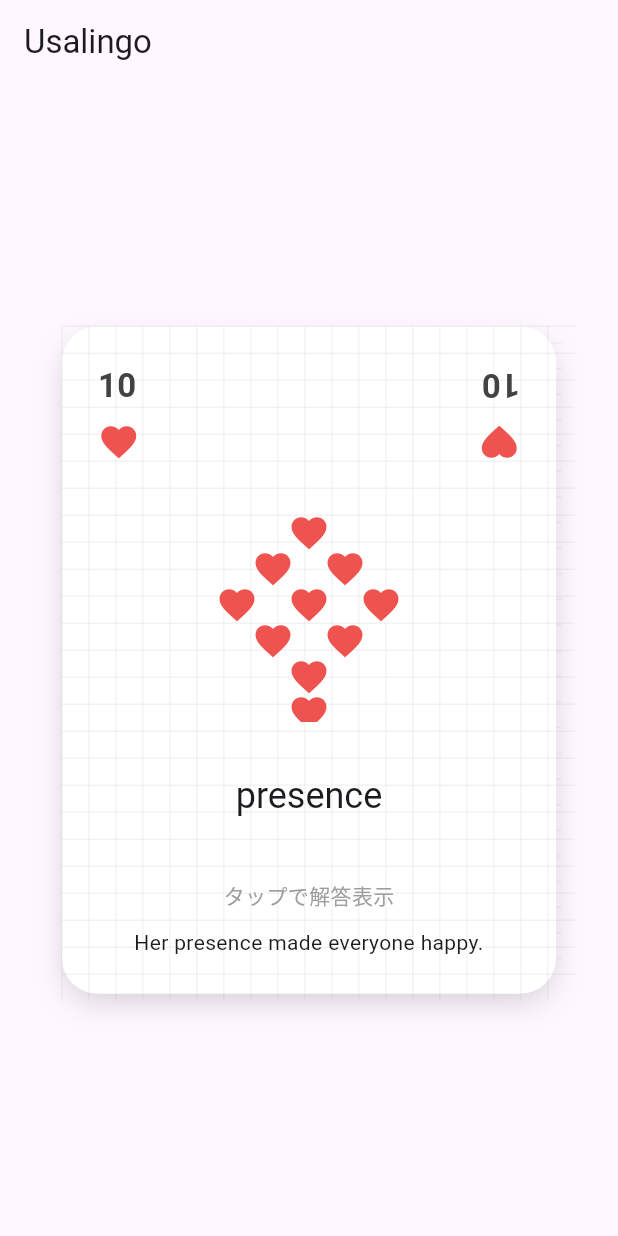
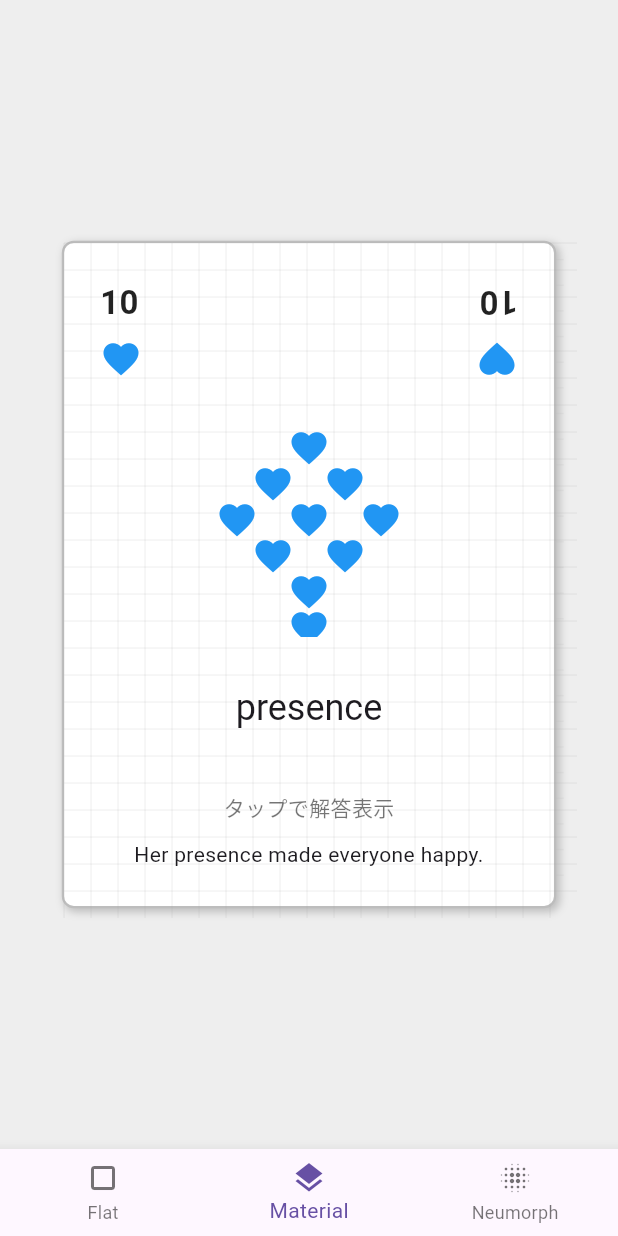
Before and after one commit to uiui-1028/usalingo_app_flutter, a Flutter app: the screen it shows after launch, on a phone screen of 412 x 824 dp. Run offline on Flutter 3.47's test engine with Material 3 defaults, Android fonts, the phone set to English and light mode, and no system bars; our stand-ins replace flutter_riverpod, lottie.

Commit message:
デザイン思想の切り替えアルゴリズム

```diff
--- a/lib/app/app.dart
+++ b/lib/app/app.dart
@@ -7,8 +7,10 @@ class UsalingoApp extends StatelessWidget {
 
   @override
   Widget build(BuildContext context) {
-    return ProviderScope(
-      child: MaterialApp(title: 'Usalingo', home: const FlashcardPage()),
+    return MaterialApp(
+      title: 'Usalingo',
+      // theme: ThemeData(...), // 今後MaterialTheme拡張時に利用
+      home: const FlashcardPage(),
     );
   }
 }
--- a/lib/main.dart
+++ b/lib/main.dart
@@ -1,6 +1,7 @@
 import 'package:flutter/material.dart';
+import 'package:flutter_riverpod/flutter_riverpod.dart';
 import 'app/app.dart';
 
 void main() {
-  runApp(const UsalingoApp());
+  runApp(const ProviderScope(child: UsalingoApp()));
 }
--- a/lib/presentation/pages/flashcard_page.dart
+++ b/lib/presentation/pages/flashcard_page.dart
@@ -1,15 +1,57 @@
 import 'package:flutter/material.dart';
 import 'package:flutter_riverpod/flutter_riverpod.dart';
 import '../widgets/flashcard_widget.dart';
+import '../theme/app_theme_provider.dart';
 
 class FlashcardPage extends ConsumerWidget {
   const FlashcardPage({super.key});
 
   @override
   Widget build(BuildContext context, WidgetRef ref) {
+    final theme = ref.watch(appThemeProvider);
     return Scaffold(
-      appBar: AppBar(title: const Text('Usalingo')),
-      body: const Center(child: FlashcardWidget()),
+      backgroundColor: theme.background,
+      body: SafeArea(child: Center(child: FlashcardWidget())),
+      bottomNavigationBar: BottomNavigationBar(
+        currentIndex: _themeTypeToIndex(ref.watch(appThemeTypeProvider)),
+        onTap: (index) {
+          ref.read(appThemeTypeProvider.notifier).state = _indexToThemeType(
+            index,
+          );
+        },
+        items: const [
+          BottomNavigationBarItem(icon: Icon(Icons.crop_square), label: 'Flat'),
+          BottomNavigationBarItem(icon: Icon(Icons.layers), label: 'Material'),
+          BottomNavigationBarItem(icon: Icon(Icons.blur_on), label: 'Neumorph'),
+        ],
+      ),
     );
   }
+
+  int _themeTypeToIndex(AppThemeType type) {
+    switch (type) {
+      case AppThemeType.flat:
+        return 0;
+      case AppThemeType.material:
+        return 1;
+      case AppThemeType.neumorphism:
+        return 2;
+      case AppThemeType.mockup:
+      default:
+        return 1; // デフォルトはMaterial
+    }
+  }
+
+  AppThemeType _indexToThemeType(int index) {
+    switch (index) {
+      case 0:
+        return AppThemeType.flat;
+      case 1:
+        return AppThemeType.material;
+      case 2:
+        return AppThemeType.neumorphism;
+      default:
+        return AppThemeType.material;
+    }
+  }
 }
--- /dev/null
+++ b/lib/presentation/theme/app_theme.dart
@@ -0,0 +1,20 @@
+import 'package:flutter/material.dart';
+
+/// Defines the design rules for the app theme.
+abstract class AppTheme {
+  // --- Colors ---
+  Color get background; // Background color for the entire app
+  Color get surface; // Surface color for cards, etc.
+  Color get primaryText; // Main text color
+  Color get secondaryText; // Secondary text color
+  Color get accent; // Accent color
+
+  // --- Shapes ---
+  BorderRadius get cornerRadius; // Corner radius for shapes
+
+  // --- Shadows ---
+  List<BoxShadow> get shadows; // Shadows for containers
+
+  // --- Borders ---
+  BorderSide get border; // Border style
+}
--- /dev/null
+++ b/lib/presentation/theme/app_theme_provider.dart
@@ -0,0 +1,27 @@
+import 'package:flutter_riverpod/flutter_riverpod.dart';
+import 'themes/mockup_theme.dart';
+import 'themes/flat_theme.dart';
+import 'themes/material_theme.dart';
+import 'themes/neumorphism_theme.dart';
+import 'app_theme.dart';
+
+enum AppThemeType { mockup, flat, material, neumorphism }
+
+final appThemeTypeProvider = StateProvider<AppThemeType>(
+  (ref) => AppThemeType.mockup,
+);
+
+final appThemeProvider = Provider<AppTheme>((ref) {
+  final type = ref.watch(appThemeTypeProvider);
+  switch (type) {
+    case AppThemeType.flat:
+      return FlatTheme();
+    case AppThemeType.material:
+      return MaterialTheme();
+    case AppThemeType.neumorphism:
+      return NeumorphismTheme();
+    case AppThemeType.mockup:
+    default:
+      return MockupTheme();
+  }
+});
--- a/lib/presentation/widgets/flashcard_widget.dart
+++ b/lib/presentation/widgets/flashcard_widget.dart
@@ -5,6 +5,8 @@ import '../../domain/entities/word.dart';
 import '../../data/datasources/local_word_datasource.dart';
 import '../widgets/lottie_feedback_widget.dart';
 import 'dart:math';
+import '../../presentation/theme/app_theme_provider.dart';
+import '../../presentation/theme/app_theme.dart';
 
 final wordListProvider = Provider<List<Word>>(
   (ref) => LocalWordDatasource().getWords(),
@@ -177,20 +179,16 @@ class _FlashcardWidgetState extends ConsumerState<FlashcardWidget>
     bool isFront,
     bool isAnswerVisible,
   ) {
+    final theme = ref.watch(appThemeProvider);
     return Container(
       width: size,
       height: size * 1.35,
       margin: const EdgeInsets.all(16),
       decoration: BoxDecoration(
-        color: Colors.white,
-        borderRadius: BorderRadius.circular(24),
-        boxShadow: [
-          BoxShadow(
-            color: Colors.black.withOpacity(0.1),
-            blurRadius: 16,
-            offset: const Offset(0, 8),
-          ),
-        ],
+        color: theme.surface,
+        borderRadius: theme.cornerRadius,
+        boxShadow: theme.shadows,
+        border: Border.fromBorderSide(theme.border),
       ),
       child: Stack(
         children: [
@@ -212,7 +210,7 @@ class _FlashcardWidgetState extends ConsumerState<FlashcardWidget>
                       '10',
                       style: TextStyle(
                         fontSize: 22,
-                        color: Colors.grey[800],
+                        color: theme.primaryText,
                         fontWeight: FontWeight.bold,
                       ),
                     ),
@@ -222,7 +220,7 @@ class _FlashcardWidgetState extends ConsumerState<FlashcardWidget>
                         '10',
                         style: TextStyle(
                           fontSize: 22,
-                          color: Colors.grey[800],
+                          color: theme.primaryText,
                           fontWeight: FontWeight.bold,
                         ),
                       ),
@@ -233,12 +231,12 @@ class _FlashcardWidgetState extends ConsumerState<FlashcardWidget>
                 Row(
                   mainAxisAlignment: MainAxisAlignment.spaceBetween,
                   children: [
-                    Icon(Icons.favorite, color: Colors.red[400], size: 28),
+                    Icon(Icons.favorite, color: theme.accent, size: 28),
                     Transform.rotate(
                       angle: pi,
                       child: Icon(
                         Icons.favorite,
-                        color: Colors.red[400],
+                        color: theme.accent,
                         size: 28,
                       ),
                     ),
@@ -246,7 +244,7 @@ class _FlashcardWidgetState extends ConsumerState<FlashcardWidget>
                 ),
                 const Spacer(),
                 // ハート型シンボル配置（中央）
-                Center(child: _buildHeartGrid()),
+                Center(child: _buildHeartGrid(theme)),
                 const Spacer(),
                 // 単語・意味・例文
                 Center(
@@ -268,9 +266,9 @@ class _FlashcardWidgetState extends ConsumerState<FlashcardWidget>
                         ),
                       ),
                       if (isFront && !isAnswerVisible)
-                        const Text(
+                        Text(
                           'タップで解答表示',
-                          style: TextStyle(color: Colors.grey),
+                          style: TextStyle(color: theme.secondaryText),
                         ),
                       const SizedBox(height: 12),
                       Text(
@@ -290,7 +288,7 @@ class _FlashcardWidgetState extends ConsumerState<FlashcardWidget>
               child: Material(
                 color: Colors.transparent,
                 child: InkWell(
-                  borderRadius: BorderRadius.circular(24),
+                  borderRadius: theme.cornerRadius,
                   onTap: () {
                     ref.read(isAnswerVisibleProvider.notifier).state = true;
                   },
@@ -302,7 +300,7 @@ class _FlashcardWidgetState extends ConsumerState<FlashcardWidget>
     );
   }
 
-  Widget _buildHeartGrid() {
+  Widget _buildHeartGrid(AppTheme theme) {
     // 添付画像のようなハート配置（10個）
     // 3-2-2-3のダイヤ型配置
     final positions = [
@@ -326,7 +324,7 @@ class _FlashcardWidgetState extends ConsumerState<FlashcardWidget>
             Positioned(
               left: 60 + pos.dx - 14,
               top: pos.dy,
-              child: Icon(Icons.favorite, color: Colors.red[400], size: 28),
+              child: Icon(Icons.favorite, color: theme.accent, size: 28),
             ),
         ],
       ),
```
Also changed, not shown: lib/data/datasources/sqlite_schema.dart (added, +23 -0 lines), lib/presentation/theme/themes/flat_theme.dart (added, +29 -0 lines), lib/presentation/theme/themes/material_theme.dart (added, +35 -0 lines), lib/presentation/theme/themes/mockup_theme.dart (added, +34 -0 lines), lib/presentation/theme/themes/neumorphism_theme.dart (added, +40 -0 lines), 2 other files.
